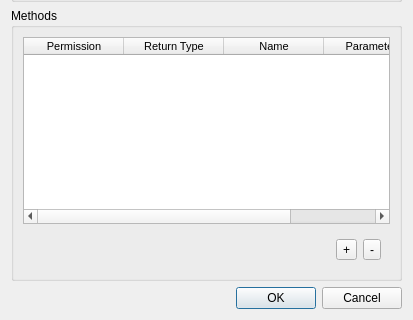
This is ICP/newclassform.ui in Inozitol/ICP2 as Qt 5 draws it before an edit; both pictures show x 0 to 413 and y 328 to 648 of the 413 by 648 pixel window. The edited form follows.
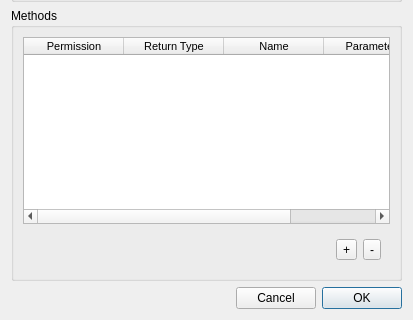
This is the edited form. Icons and pictures are not drawn.

```diff
--- a/ICP/newclassform.ui
+++ b/ICP/newclassform.ui
@@ -263,8 +263,11 @@
      </layout>
     </widget>
    </item>
-   <item>
+   <item alignment="Qt::AlignLeft">
     <widget class="QDialogButtonBox" name="buttonBox">
+     <property name="layoutDirection">
+      <enum>Qt::RightToLeft</enum>
+     </property>
      <property name="orientation">
       <enum>Qt::Horizontal</enum>
      </property>
```
Left out of the diff: 2 changed lines with no effect on the pictures.
